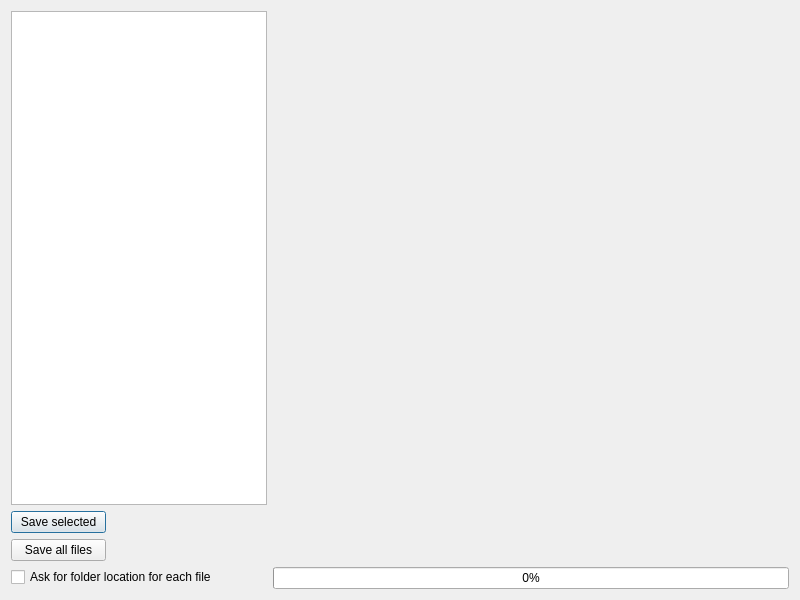
Old version of the form src/filebrowse.ui in the repository g4ixt/QtTinySA.
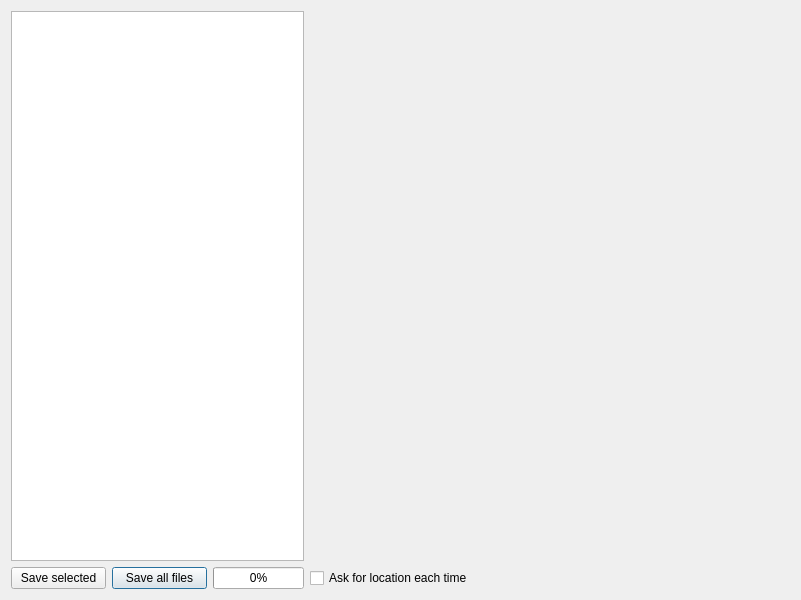
New version of the form.

What changed in the file:
```diff
--- a/src/filebrowse.ui
+++ b/src/filebrowse.ui
@@ -15,8 +15,8 @@
   </property>
   <layout class="QGridLayout" name="gridLayout_3">
    <item row="0" column="0">
-    <layout class="QFormLayout" name="formLayout">
-     <item row="0" column="0">
+    <layout class="QGridLayout" name="gridLayout">
+     <item row="0" column="0" rowspan="3" colspan="3">
       <widget class="QListWidget" name="listWidget">
        <property name="sizePolicy">
         <sizepolicy hsizetype="Expanding" vsizetype="Expanding">
@@ -26,64 +26,10 @@
        </property>
       </widget>
      </item>
-     <item row="0" column="1">
-      <widget class="QLabel" name="picture">
-       <property name="sizePolicy">
-        <sizepolicy hsizetype="Expanding" vsizetype="Expanding">
-         <horstretch>0</horstretch>
-         <verstretch>0</verstretch>
-        </sizepolicy>
-       </property>
-       <property name="minimumSize">
-        <size>
-         <width>480</width>
-         <height>320</height>
-        </size>
-       </property>
-       <property name="text">
-        <string/>
-       </property>
-       <property name="scaledContents">
-        <bool>false</bool>
-       </property>
-      </widget>
-     </item>
-     <item row="1" column="0">
-      <widget class="QPushButton" name="download">
-       <property name="sizePolicy">
-        <sizepolicy hsizetype="Fixed" vsizetype="Fixed">
-         <horstretch>0</horstretch>
-         <verstretch>0</verstretch>
-        </sizepolicy>
-       </property>
-       <property name="minimumSize">
-        <size>
-         <width>95</width>
-         <height>0</height>
-        </size>
-       </property>
-       <property name="text">
-        <string>Save selected</string>
-       </property>
-      </widget>
-     </item>
-     <item row="1" column="1">
-      <widget class="QLabel" name="downloadInfo">
-       <property name="sizePolicy">
-        <sizepolicy hsizetype="Expanding" vsizetype="Expanding">
-         <horstretch>0</horstretch>
-         <verstretch>0</verstretch>
-        </sizepolicy>
-       </property>
-       <property name="text">
-        <string/>
-       </property>
-      </widget>
-     </item>
-     <item row="2" column="0">
+     <item row="3" column="1">
       <widget class="QPushButton" name="saveAll">
        <property name="sizePolicy">
-        <sizepolicy hsizetype="Fixed" vsizetype="Fixed">
+        <sizepolicy hsizetype="MinimumExpanding" vsizetype="Fixed">
          <horstretch>0</horstretch>
          <verstretch>0</verstretch>
         </sizepolicy>
@@ -99,23 +45,102 @@
        </property>
       </widget>
      </item>
-     <item row="3" column="0">
+     <item row="3" column="3">
       <widget class="QCheckBox" name="askForPath">
+       <property name="sizePolicy">
+        <sizepolicy hsizetype="MinimumExpanding" vsizetype="Fixed">
+         <horstretch>0</horstretch>
+         <verstretch>0</verstretch>
+        </sizepolicy>
+       </property>
        <property name="text">
-        <string>Ask for folder location for each file</string>
+        <string>Ask for location each time</string>
        </property>
        <property name="checked">
         <bool>false</bool>
        </property>
       </widget>
      </item>
-     <item row="3" column="1">
+     <item row="3" column="0">
+      <widget class="QPushButton" name="download">
+       <property name="sizePolicy">
+        <sizepolicy hsizetype="MinimumExpanding" vsizetype="Fixed">
+         <horstretch>0</horstretch>
+         <verstretch>0</verstretch>
+        </sizepolicy>
+       </property>
+       <property name="minimumSize">
+        <size>
+         <width>95</width>
+         <height>0</height>
+        </size>
+       </property>
+       <property name="text">
+        <string>Save selected</string>
+       </property>
+      </widget>
+     </item>
+     <item row="3" column="2">
       <widget class="QProgressBar" name="saveProgress">
+       <property name="sizePolicy">
+        <sizepolicy hsizetype="MinimumExpanding" vsizetype="Fixed">
+         <horstretch>0</horstretch>
+         <verstretch>0</verstretch>
+        </sizepolicy>
+       </property>
        <property name="value">
         <number>0</number>
        </property>
       </widget>
      </item>
+     <item row="1" column="4">
+      <spacer name="verticalSpacer">
+       <property name="orientation">
+        <enum>Qt::Vertical</enum>
+       </property>
+       <property name="sizeHint" stdset="0">
+        <size>
+         <width>20</width>
+         <height>40</height>
+        </size>
+       </property>
+      </spacer>
+     </item>
+     <item row="2" column="3">
+      <widget class="QLabel" name="downloadInfo">
+       <property name="sizePolicy">
+        <sizepolicy hsizetype="Expanding" vsizetype="Preferred">
+         <horstretch>0</horstretch>
+         <verstretch>0</verstretch>
+        </sizepolicy>
+       </property>
+       <property name="text">
+        <string/>
+       </property>
+      </widget>
+     </item>
+     <item row="0" column="3" colspan="2">
+      <widget class="QLabel" name="picture">
+       <property name="sizePolicy">
+        <sizepolicy hsizetype="Expanding" vsizetype="Expanding">
+         <horstretch>0</horstretch>
+         <verstretch>0</verstretch>
+        </sizepolicy>
+       </property>
+       <property name="minimumSize">
+        <size>
+         <width>480</width>
+         <height>320</height>
+        </size>
+       </property>
+       <property name="text">
+        <string/>
+       </property>
+       <property name="scaledContents">
+        <bool>false</bool>
+       </property>
+      </widget>
+     </item>
     </layout>
    </item>
   </layout>
```
